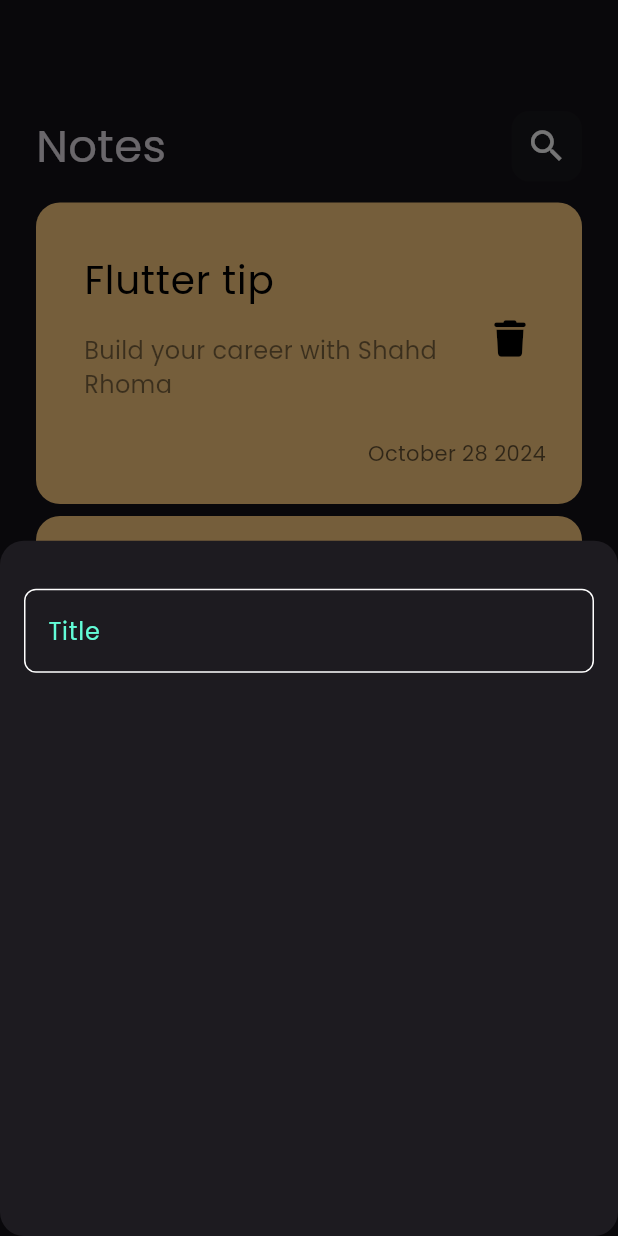
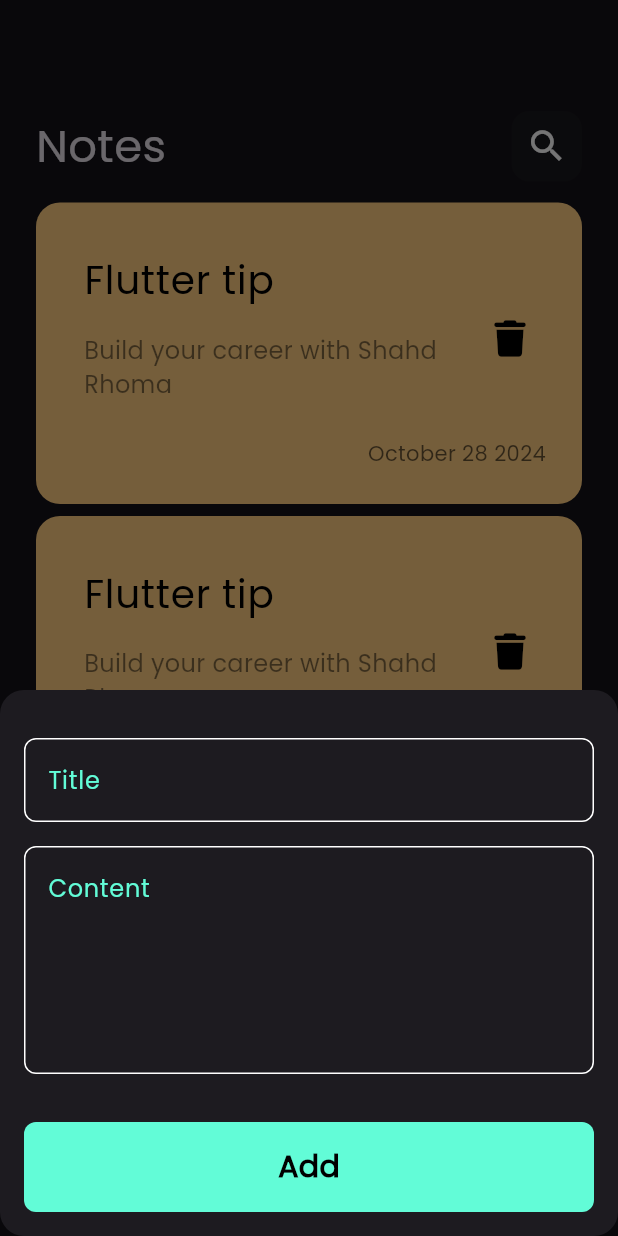
Before and after one commit to shahdrhoma/notes_app, a Flutter app: the screen it shows after launch, after a tap on the "add" icon, on a phone screen of 412 x 824 dp. Run offline on Flutter 3.47's test engine with Material 3 defaults, Android fonts, the phone set to English and light mode, and no system bars; our stand-ins replace font_awesome_flutter.

Commit message:
finish bottom sheet

```diff
--- a/lib/views/widgets/add_note_bottom_sheet.dart
+++ b/lib/views/widgets/add_note_bottom_sheet.dart
@@ -1,4 +1,5 @@
 import 'package:flutter/material.dart';
+import 'package:notes_app/views/widgets/custom_button.dart';
 import 'package:notes_app/views/widgets/custom_text_field.dart';
 
 class AddNoteBottomSheet extends StatelessWidget {
@@ -8,6 +9,7 @@ class AddNoteBottomSheet extends StatelessWidget {
   Widget build(BuildContext context) {
     return Padding(
       padding: const EdgeInsets.symmetric(horizontal: 16.0),
+      child: SingleChildScrollView(
         child: Column(
           children: [
             SizedBox(
@@ -15,8 +17,23 @@ class AddNoteBottomSheet extends StatelessWidget {
             ),
             CustomTextField(
               hintText: 'Title',
-          )
+            ),
+            SizedBox(
+              height: 16,
+            ),
+            CustomTextField(
+              hintText: 'Content',
+              maxLines: 5,
+            ),
+            SizedBox(
+              height: 32,
+            ),
+            CustomButton(text: 'Add'),
+            SizedBox(
+              height: 16,
+            ),
           ],
+        ),
       ),
     );
   }
--- /dev/null
+++ b/lib/views/widgets/custom_button.dart
@@ -0,0 +1,30 @@
+import 'package:flutter/material.dart';
+import 'package:notes_app/views/widgets/constants.dart';
+
+class CustomButton extends StatelessWidget {
+  CustomButton({this.onTap, required this.text});
+  VoidCallback? onTap;
+  String text;
+
+  @override
+  Widget build(BuildContext context) {
+    return GestureDetector(
+      onTap: onTap,
+      child: Container(
+        decoration: BoxDecoration(
+          color: kPrimaryColor,
+          borderRadius: BorderRadius.circular(8),
+        ),
+        width: MediaQuery.of(context).size.width,
+        height: 60,
+        child: Center(
+          child: Text(
+            text,
+            style: TextStyle(
+                fontSize: 20, color: Colors.black, fontWeight: FontWeight.bold),
+          ),
+        ),
+      ),
+    );
+  }
+}
--- a/lib/views/widgets/custom_text_field.dart
+++ b/lib/views/widgets/custom_text_field.dart
@@ -2,12 +2,16 @@ import 'package:flutter/material.dart';
 import 'package:notes_app/views/widgets/constants.dart';
 
 class CustomTextField extends StatelessWidget {
-  CustomTextField(
-      {this.hintText,
-      this.onChanged,
-      this.obscureText = false,
-      this.inputType});
+  CustomTextField({
+    super.key,
+    this.hintText,
+    this.onChanged,
+    this.obscureText = false,
+    this.inputType,
+    this.maxLines = 1,
+  });
   String? hintText;
+  final int maxLines;
   bool? obscureText;
   Function(String)? onChanged;
   TextInputType? inputType;
@@ -18,6 +22,7 @@ class CustomTextField extends StatelessWidget {
       keyboardType: inputType,
       obscureText: obscureText!,
       onChanged: onChanged,
+      maxLines: maxLines,
       cursorHeight: 30,
       decoration: InputDecoration(
         hintText: hintText,
```
Lines whose indentation alone changed are shown as unchanged.
